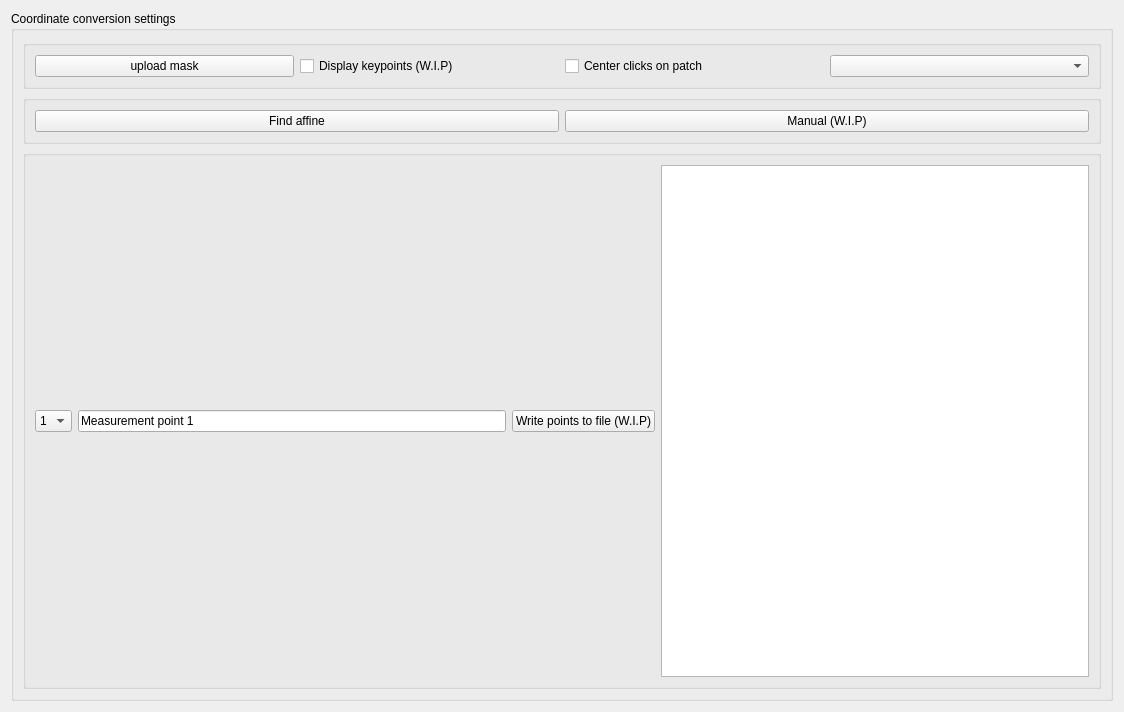
This is plugins/Affine/Affine_settingsWidget.ui in pyIVLS/pyIVLS as Qt 5 draws it before an edit. The edited form follows.
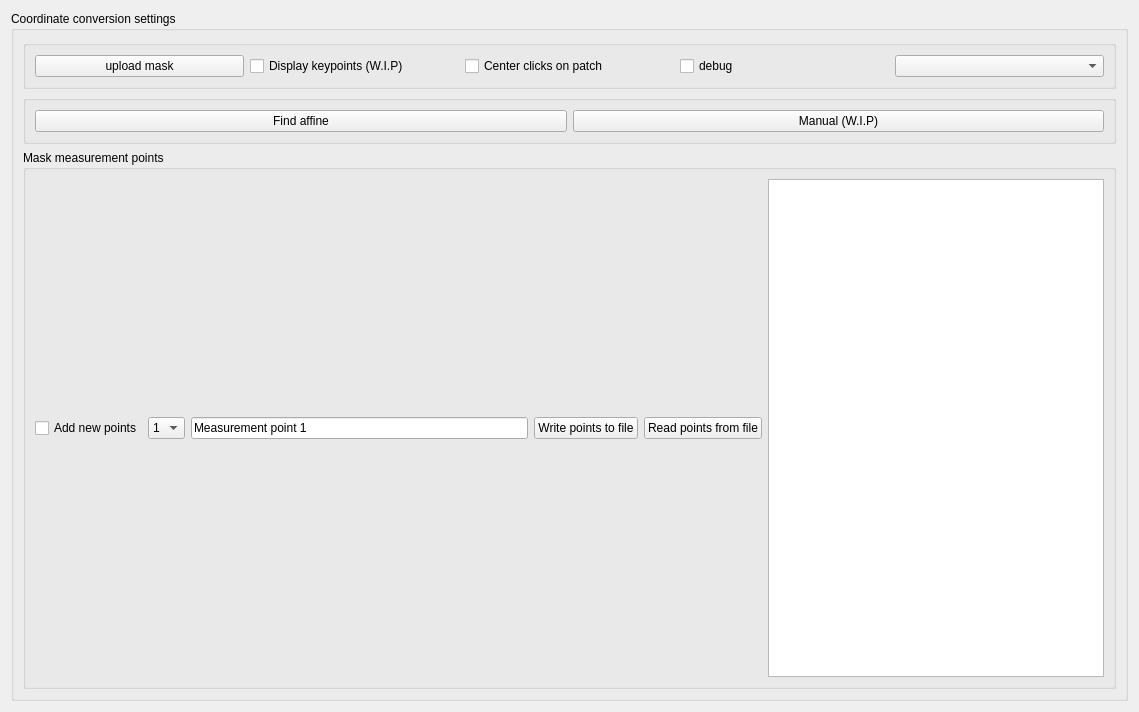
This is the edited form.

Commit message: Enhance Affine plugin: remove debug print, add CSV import/export functionality, and update UI elements

Diff of the .ui file:
```diff
--- a/plugins/Affine/Affine_settingsWidget.ui
+++ b/plugins/Affine/Affine_settingsWidget.ui
@@ -6,7 +6,7 @@
    <rect>
     <x>0</x>
     <y>0</y>
-    <width>1124</width>
+    <width>1139</width>
     <height>712</height>
    </rect>
   </property>
@@ -53,6 +53,13 @@
            </property>
           </widget>
          </item>
+         <item>
+          <widget class="QCheckBox" name="checkBox">
+           <property name="text">
+            <string>debug</string>
+           </property>
+          </widget>
+         </item>
          <item>
           <widget class="QComboBox" name="cameraComboBox"/>
          </item>
@@ -85,9 +92,22 @@
       <item>
        <widget class="QGroupBox" name="groupBox">
         <property name="title">
-         <string/>
+         <string>Mask measurement points</string>
         </property>
         <layout class="QHBoxLayout" name="horizontalLayout_3">
+         <item>
+          <widget class="QCheckBox" name="addPointsCheck">
+           <property name="text">
+            <string>Add new points</string>
+           </property>
+           <property name="checked">
+            <bool>false</bool>
+           </property>
+           <property name="tristate">
+            <bool>false</bool>
+           </property>
+          </widget>
+         </item>
          <item>
           <widget class="QComboBox" name="pointCount">
            <item>
@@ -120,7 +140,14 @@
          <item>
           <widget class="QPushButton" name="savePoints">
            <property name="text">
-            <string>Write points to file (W.I.P)</string>
+            <string>Write points to file</string>
+           </property>
+          </widget>
+         </item>
+         <item>
+          <widget class="QPushButton" name="importPoints">
+           <property name="text">
+            <string>Read points from file</string>
            </property>
           </widget>
          </item>
```
Left out of the diff: 3 changed lines with no effect on the pictures. The commit also changes 6 other files.
